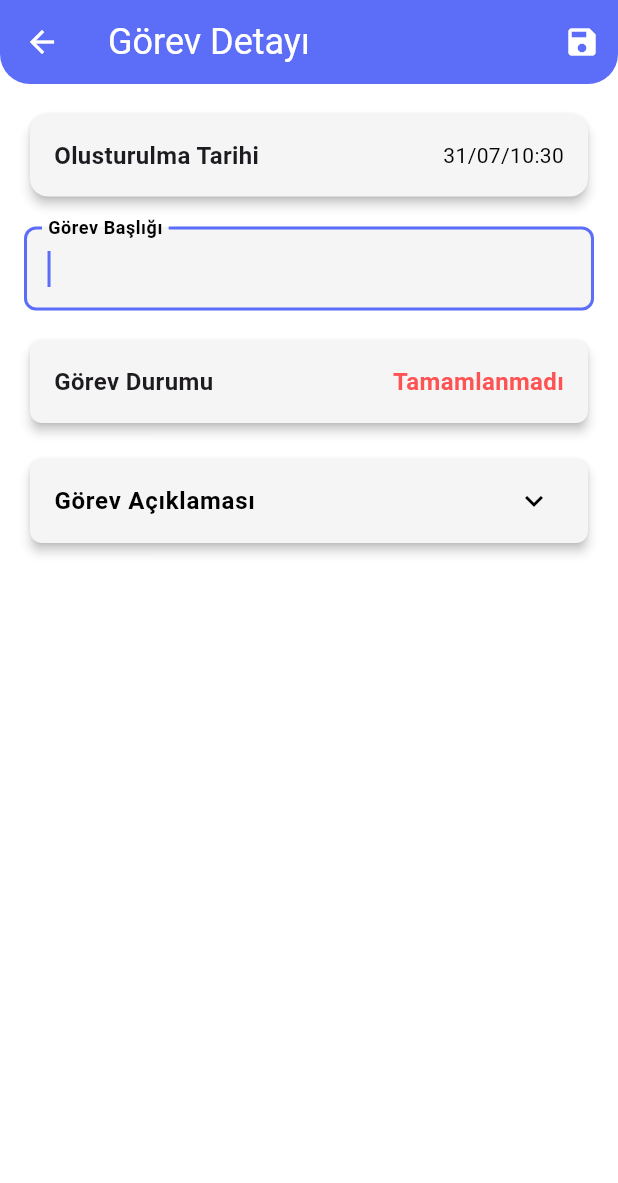
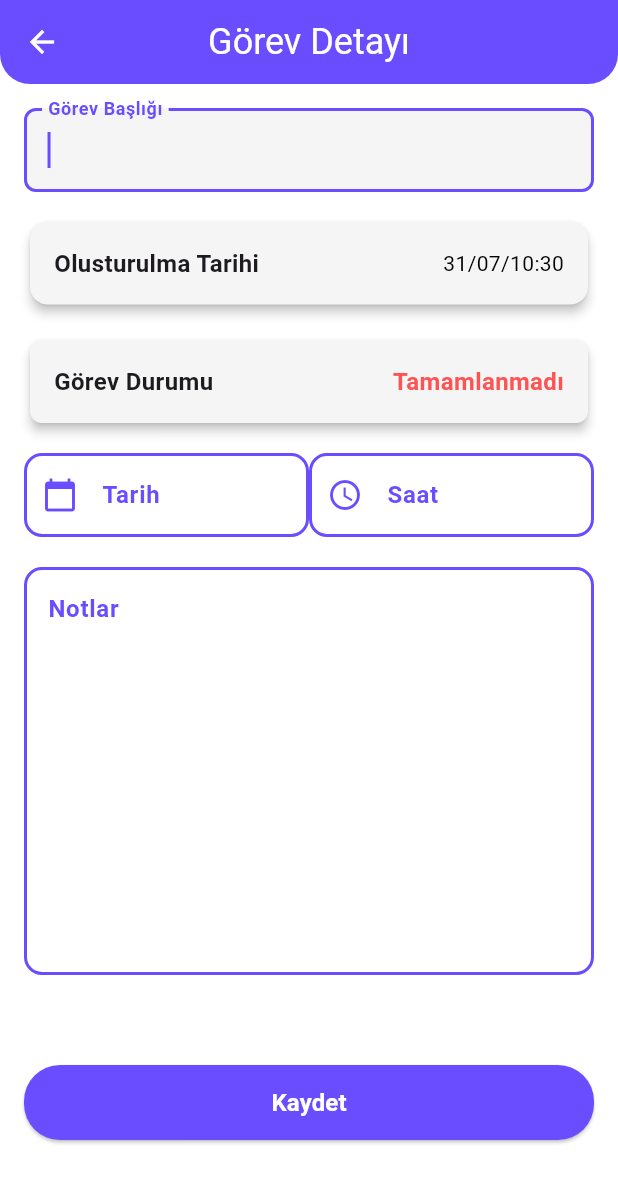
Before and after one commit to emirhnernsatr/To-Do-List, a Flutter app: the TaskDetailScreen screen opened directly with empty values, on a phone screen of 412 x 824 dp. Shown: the top 1183 px of the screen. Run offline on Flutter 3.47's test engine with Material 3 defaults, Android fonts, the phone set to English and light mode, and no system bars; our stand-ins replace cloud_firestore, firebase_auth, firebase_core, flutter_bloc, shared_preferences; accounts and stored records are empty; network calls fail.

Commit message:
görev detayı guncellendı

```diff
--- a/lib/models/task.dart
+++ b/lib/models/task.dart
@@ -1,4 +1,5 @@
 import 'package:cloud_firestore/cloud_firestore.dart';
+import 'package:flutter/material.dart';
 
 class Task {
   final String id;
@@ -7,6 +8,9 @@ class Task {
   final String userId;
   final DateTime timestamp;
   final String? description;
+  final String? note;
+  final DateTime? date;
+  final TimeOfDay? time;
 
   Task({
     required this.id,
@@ -14,7 +18,10 @@ class Task {
     this.isCompleted = false,
     required this.userId,
     required this.timestamp,
-    required this.description,
+    this.description,
+    this.note,
+    this.date,
+    this.time,
   });
 
   Task toggle() {
@@ -25,6 +32,9 @@ class Task {
       userId: userId,
       timestamp: timestamp,
       description: description ?? this.description,
+      note: note,
+      date: date,
+      time: time,
     );
   }
 
@@ -34,22 +44,39 @@ class Task {
       'title': title,
       'isCompleted': isCompleted,
       'userId': userId,
-      //'timestamp': timestamp ?? FieldValue.serverTimestamp(),
       'timestamp': Timestamp.fromDate(timestamp),
       'description': description ?? '',
+      'note': note ?? '',
+      'date': date != null ? Timestamp.fromDate(date!) : null,
+      'time': time != null
+          ? {'hour': time!.hour, 'minute': time!.minute}
+          : null,
     };
   }
 
   factory Task.fromMap(Map<String, dynamic> map, String id) {
+    // Saat dönüşümünü kontrol et
+    TimeOfDay? parsedTime;
+    if (map['time'] != null &&
+        map['time'] is Map &&
+        map['time']['hour'] != null &&
+        map['time']['minute'] != null) {
+      parsedTime = TimeOfDay(
+        hour: map['time']['hour'],
+        minute: map['time']['minute'],
+      );
+    }
+
     return Task(
       id: id,
       title: map['title'] ?? '',
       isCompleted: map['isCompleted'] ?? false,
       userId: map['userId'] ?? '',
-      timestamp: map['timestamp'] != null
-          ? (map['timestamp'] as Timestamp).toDate()
-          : DateTime.now(),
+      timestamp: (map['timestamp'] as Timestamp).toDate(),
       description: map['description'],
+      note: map['note'],
+      date: map['date'] != null ? (map['date'] as Timestamp).toDate() : null,
+      time: parsedTime,
     );
   }
 }
--- a/lib/screens/task_detail_screen.dart
+++ b/lib/screens/task_detail_screen.dart
@@ -16,7 +16,10 @@ class TaskDetailScreen extends StatefulWidget {
 class _TaskDetailScreenState extends State<TaskDetailScreen> {
   late TextEditingController _titleController;
   late TextEditingController _descriptionController;
-  bool _isExpanded = false;
+  late TextEditingController _noteController;
+
+  DateTime? _selectedDate;
+  TimeOfDay? _selectedTime;
 
   @override
   void initState() {
@@ -25,20 +28,66 @@ class _TaskDetailScreenState extends State<TaskDetailScreen> {
     _descriptionController = TextEditingController(
       text: widget.task.description ?? '',
     );
+    _noteController = TextEditingController(text: widget.task.note);
   }
 
   void dispose() {
     _titleController.dispose();
     _descriptionController.dispose();
+    _noteController.dispose();
     super.dispose();
   }
 
   void _saveChange() {
     final newTitle = _titleController.text.trim();
-    if (newTitle.isNotEmpty && newTitle != widget.task.title) {
-      context.read<TasksCubit>().editTask(widget.task.id, newTitle);
+    final newNote = _noteController.text.trim();
+
+    final newDate = _selectedDate ?? DateTime.now();
+    final newTime = _selectedTime ?? TimeOfDay.now();
+
+    bool hasChanged = false;
+
+    if (newTitle != widget.task.title) hasChanged = true;
+    if (newNote != widget.task.note) hasChanged = true;
+    if (newDate != widget.task.date) hasChanged = true;
+    if (newTime != widget.task.time) hasChanged = true;
+
+    if (hasChanged) {
+      context.read<TasksCubit>().editTask(
+        id: widget.task.id,
+        newTitle: newTitle,
+        newNote: newNote,
+        newDate: newDate,
+        newTime: newTime,
+      );
     }
     Navigator.pop(context);
+  }
+
+  void _selectDate() async {
+    final DateTime? picked = await showDatePicker(
+      context: context,
+      initialDate: DateTime.now(),
+      firstDate: DateTime(2020),
+      lastDate: DateTime(2100),
+    );
+    if (picked != null) {
+      setState(() {
+        _selectedDate = picked;
+      });
+    }
+  }
+
+  void _selectTime() async {
+    final TimeOfDay? picked = await showTimePicker(
+      context: context,
+      initialTime: TimeOfDay.now(),
+    );
+    if (picked != null) {
+      setState(() {
+        _selectedTime = picked;
+      });
+    }
   }
 
   @override
@@ -48,24 +97,146 @@ class _TaskDetailScreenState extends State<TaskDetailScreen> {
     return Scaffold(
       appBar: AppBar(
         title: AppText.TaskDetailsText,
+        centerTitle: true,
         leading: _arrowBackButton(context),
-        actions: [_saveButton()],
       ),
       body: Padding(
         padding: Paddings.all16,
         child: Column(
           crossAxisAlignment: CrossAxisAlignment.stretch,
           children: [
+            _taskTitleTextField(isDark),
+
+            sizedBoxH(16),
             _infoCard(isDark),
-            sizedBoxH(16),
-
-            _taskTitleTextField(isDark),
 
             sizedBoxH(16),
             _statusCard(isDark),
 
             sizedBoxH(16),
-            _descriptionCard(isDark),
+
+            Row(
+              children: [
+                Expanded(
+                  child: TextField(
+                    readOnly: true,
+                    onTap: _selectDate,
+                    controller: TextEditingController(
+                      text: _selectedDate != null
+                          ? '${_selectedDate!.day.toString().padLeft(2, '0')}/${_selectedDate!.month.toString().padLeft(2, '0')}/${_selectedDate!.year}'
+                          : '',
+                    ),
+                    decoration: InputDecoration(
+                      labelText: 'Tarih',
+                      labelStyle: TextStyle(
+                        color: AppColors.primaryColor,
+                        fontSize: 16,
+                        fontWeight: FontWeight.bold,
+                      ),
+                      prefixIcon: Icon(
+                        Icons.calendar_today,
+                        color: AppColors.primaryColor,
+                      ),
+                      enabledBorder: OutlineInputBorder(
+                        borderRadius: BorderRadius.circular(12),
+                        borderSide: BorderSide(
+                          color: AppColors.primaryColor,
+                          width: 2,
+                        ),
+                      ),
+                      border: OutlineInputBorder(
+                        borderRadius: BorderRadius.circular(12),
+                      ),
+                    ),
+                  ),
+                ),
+                sizedBoxH(16),
+
+                Expanded(
+                  child: TextFormField(
+                    readOnly: true,
+                    onTap: _selectTime,
+                    controller: TextEditingController(
+                      text: _selectedTime != null
+                          ? _selectedTime!.format(context)
+                          : '',
+                    ),
+                    decoration: InputDecoration(
+                      labelText: 'Saat',
+                      labelStyle: TextStyle(
+                        color: AppColors.primaryColor,
+                        fontSize: 16,
+                        fontWeight: FontWeight.bold,
+                      ),
+                      prefixIcon: Icon(
+                        Icons.access_time,
+                        color: AppColors.primaryColor,
+                      ),
+                      enabledBorder: OutlineInputBorder(
+                        borderRadius: BorderRadius.circular(12),
+                        borderSide: BorderSide(
+                          color: AppColors.primaryColor,
+                          width: 2,
+                        ),
+                      ),
+                      border: OutlineInputBorder(
+                        borderRadius: BorderRadius.circular(12),
+                      ),
+                    ),
+                  ),
+                ),
+              ],
+            ),
+            sizedBoxH(20),
+
+            TextFormField(
+              controller: _noteController,
+              maxLines: 10,
+              decoration: InputDecoration(
+                labelText: 'Notlar',
+                labelStyle: TextStyle(
+                  color: AppColors.primaryColor,
+                  fontSize: 16,
+                  fontWeight: FontWeight.bold,
+                ),
+                enabledBorder: OutlineInputBorder(
+                  borderRadius: BorderRadius.circular(12),
+                  borderSide: BorderSide(
+                    color: AppColors.primaryColor,
+                    width: 2,
+                  ),
+                ),
+                alignLabelWithHint: true,
+                border: OutlineInputBorder(
+                  borderRadius: BorderRadius.circular(12),
+                  borderSide: BorderSide(color: AppColors.primaryColor),
+                ),
+              ),
+            ),
+
+            sizedBoxH(60),
+
+            SizedBox(
+              width: double.infinity,
+              height: 50,
+              child: ElevatedButton(
+                onPressed: _saveChange,
+                style: ElevatedButton.styleFrom(
+                  backgroundColor: AppColors.primaryColor,
+                  shape: RoundedRectangleBorder(
+                    borderRadius: BorderRadius.circular(24),
+                  ),
+                ),
+                child: const Text(
+                  'Kaydet',
+                  style: TextStyle(
+                    color: Colors.white,
+                    fontWeight: FontWeight.bold,
+                    fontSize: 16,
+                  ),
+                ),
+              ),
+            ),
           ],
         ),
       ),
@@ -134,70 +305,6 @@ class _TaskDetailScreenState extends State<TaskDetailScreen> {
     );
   }
 
-  Widget _descriptionCard(bool isDark) {
-    return Card(
-      color: isDark ? Color(0xFF2A2A2A) : Colors.grey.shade100,
-      shape: RoundedRectangleBorder(borderRadius: BorderRadius.circular(8)),
-      elevation: 3,
-      child: InkWell(
-        borderRadius: BorderRadius.circular(8),
-        onTap: () {
-          setState(() {
-            _isExpanded = !_isExpanded;
-          });
-        },
-        child: Column(
-          children: [
-            ListTile(
-              title: Text(
-                'Görev Açıklaması',
-                style: TextStyle(
-                  fontSize: 16,
-                  fontWeight: FontWeight.bold,
-                  color: isDark ? AppColors.white : AppColors.black,
-                ),
-              ),
-              trailing: Icon(
-                _isExpanded ? Icons.expand_less : Icons.expand_more,
-                color: isDark ? AppColors.white : AppColors.black,
-              ),
-            ),
-            AnimatedCrossFade(
-              firstChild: const SizedBox.shrink(),
-              secondChild: Padding(
-                padding: const EdgeInsets.symmetric(
-                  horizontal: 16.0,
-                  vertical: 8,
-                ),
-                child: TextField(
-                  controller: _descriptionController,
-                  maxLines: 6,
-                  style: TextStyle(
-                    color: isDark ? AppColors.white : AppColors.black,
-                  ),
-                  decoration: InputDecoration(
-                    hintText: 'Görev açıklaması',
-                    border: OutlineInputBorder(
-                      borderRadius: BorderRadius.circular(8),
-                    ),
-                    filled: true,
-                    fillColor: isDark
-                        ? const Color(0xFF2A2A2A)
-                        : Colors.grey[200],
-                  ),
-                ),
-              ),
-              crossFadeState: _isExpanded
-                  ? CrossFadeState.showSecond
-                  : CrossFadeState.showFirst,
-              duration: const Duration(milliseconds: 300),
-            ),
-          ],
-        ),
-      ),
-    );
-  }
-
   TextField _taskTitleTextField(bool isDark) {
     return TextField(
       controller: _titleController,
@@ -209,28 +316,28 @@ class _TaskDetailScreenState extends State<TaskDetailScreen> {
       decoration: InputDecoration(
         labelText: 'Görev Başlığı',
         labelStyle: TextStyle(
-          color: isDark ? AppColors.white : AppColors.black,
+          color: AppColors.primaryColor,
           fontSize: 16,
           fontWeight: FontWeight.bold,
         ),
-        border: OutlineInputBorder(borderRadius: BorderRadius.circular(8)),
+        enabledBorder: OutlineInputBorder(
+          borderRadius: BorderRadius.circular(8),
+          borderSide: BorderSide(color: AppColors.primaryColor),
+        ),
+        border: OutlineInputBorder(
+          borderSide: BorderSide(color: AppColors.primaryColor),
+          borderRadius: BorderRadius.circular(8),
+        ),
         filled: true,
         fillColor: isDark ? Color(0xFF2A2A2A) : Colors.grey[100],
       ),
     );
   }
 
-  IconButton _saveButton() {
-    return IconButton(
-      icon: Icon(Icons.save, color: AppColors.white),
-      onPressed: _saveChange,
-    );
-  }
-
   IconButton _arrowBackButton(BuildContext context) {
     return IconButton(
       icon: Icon(Icons.arrow_back, color: AppColors.white),
-      onPressed: () => Navigator.pop(context),
+      onPressed: () => Navigator.pop(context, true),
     );
   }
 }
--- a/lib/theme/app_theme.dart
+++ b/lib/theme/app_theme.dart
@@ -80,7 +80,7 @@ class AppColors {
   static final Color green = Colors.green;
   static final Color blue = Colors.blue;
   static final Color grey = Colors.grey;
-  static final Color primaryColor = Color(0xFF5C6EF8);
+  static final Color primaryColor = Color(0xFF6A4DFF);
   static final Color whitecolor = Color(0xFFF3F4F6);
   static final Color redAccent = Colors.redAccent;
   static final Color onyx = Color(0xFF383838);
```
Also changed, not shown: lib/cubit/tasks_cubit.dart (+12 -1 lines).
